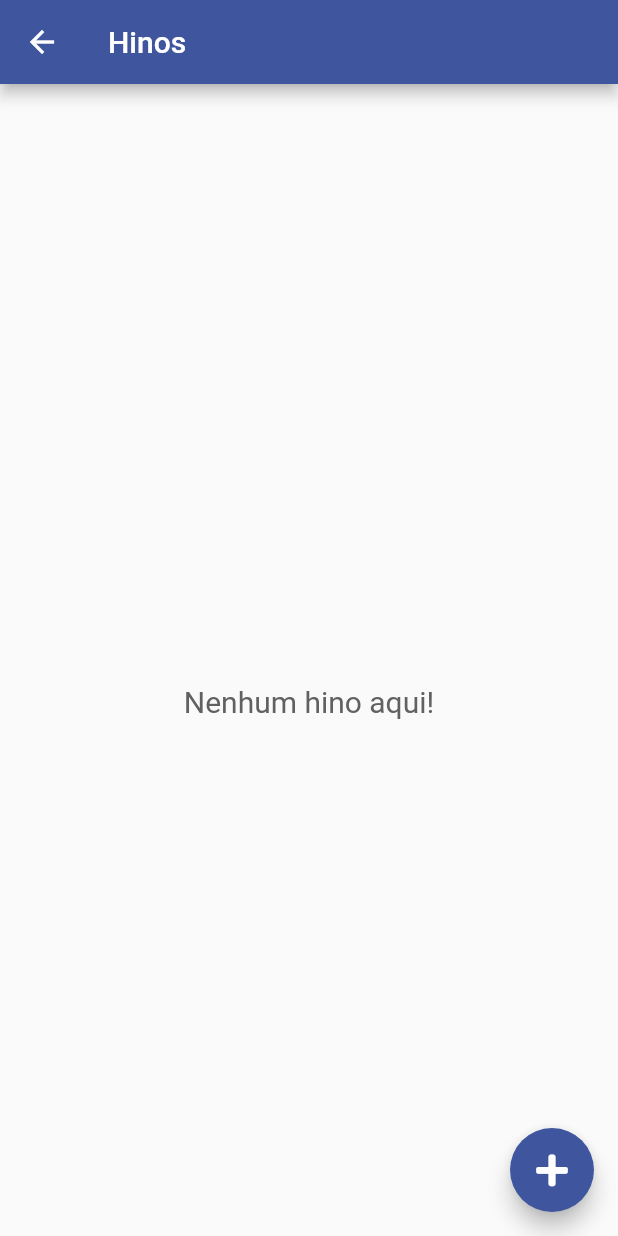
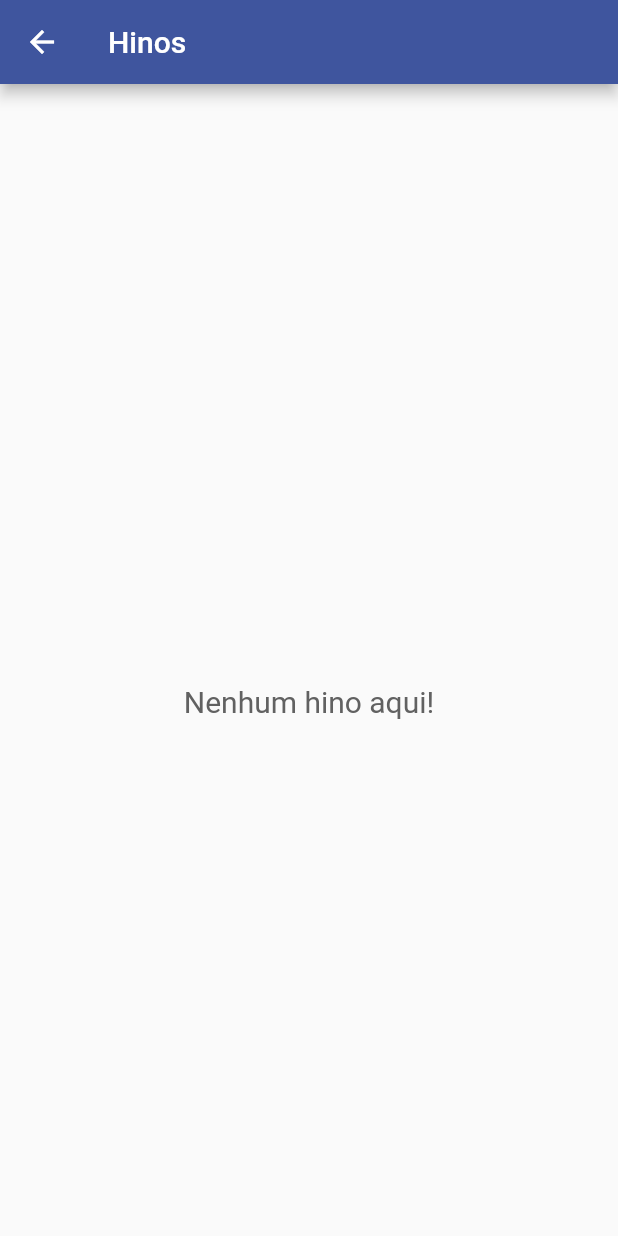
Before and after one commit to FeBaumgartel/TCC-APP, a Flutter app: the HomePage screen opened directly, after a tap on "Hinos", on a phone screen of 412 x 824 dp. Run offline on Flutter 3.47's test engine with Material 2 defaults, Android fonts, the phone set to English and light mode, and no system bars; drawn by our look-alikes of overlay_support; our stand-ins replace date_format, flutter_datetime_picker, flutter_secure_storage, flutter_speed_dial, font_awesome_flutter, package_info and 4 more; missing offline and left inert: calendar_views, sticky_infinite_list; accounts and stored records are empty; statements that could not run were skipped.

Commit message:
feat: exibir botoes permissoes

```diff
--- a/lib/components/drawer.dart
+++ b/lib/components/drawer.dart
@@ -1,14 +1,16 @@
 import 'package:flutter/material.dart';
+import 'package:tcc_app/models/usuario.dart';
 import 'package:tcc_app/providers/components/drawer.dart';
 import 'package:tcc_app/providers/sessao.dart';
 import 'package:font_awesome_flutter/font_awesome_flutter.dart';
 import 'package:provider/provider.dart';
+import 'package:tcc_app/services/sessao.dart';
 
 class DrawerApp extends StatelessWidget {
+  final Sessao _sessao = Sessao.create();
 
   @override
   Widget build(BuildContext context) {
-
     return MultiProvider(
       providers: [
         ChangeNotifierProvider<DrawerProvider>(
@@ -66,14 +68,17 @@ class DrawerApp extends StatelessWidget {
               Divider(
                 height: 1,
               ),
-              ItemDrawer(
-                nome: 'Grupos',
-                rota: '/grupos',
-                icone: FontAwesomeIcons.users,
-              ),
+              if (model.usuario != null && model.usuario.tipo == 1)
+                ItemDrawer(
+                  nome: 'Grupos',
+                  rota: '/grupos',
+                  icone: FontAwesomeIcons.users,
+                ),
+              if (model.usuario != null && model.usuario.tipo == 1)
               Divider(
                 height: 1,
               ),
+              if (model.usuario != null && model.usuario.tipo == 2)
               ItemDrawer(
                 nome: 'Meu Perfil',
                 rota: '/perfil',
--- a/lib/providers/components/drawer.dart
+++ b/lib/providers/components/drawer.dart
@@ -21,6 +21,13 @@ class DrawerProvider extends ChangeNotifier {
       packageInfo = value;
       notifyListeners();
     });
+
+    final Sessao _sessao = Sessao.create();
+
+    _sessao.getUsuario().then((usuario) {
+      this.usuario = usuario;
+      notifyListeners();
+    });
   }
 
   DateTime get ultimaSincronizacao => _ultimaSincronizacao;
--- a/lib/providers/screens/home.dart
+++ b/lib/providers/screens/home.dart
@@ -16,6 +16,13 @@ class HomeProvider extends ChangeNotifier {
 
   HomeProvider(this.context) {
     _init();
+
+    final Sessao _sessao = Sessao.create();
+
+    _sessao.getUsuario().then((usuario) {
+      this.usuario = usuario;
+      notifyListeners();
+    });
   }
 
   _init() async {
--- a/lib/screens/hinos/hinos.dart
+++ b/lib/screens/hinos/hinos.dart
@@ -2,11 +2,13 @@ import 'dart:async';
 
 import 'package:flutter/material.dart';
 import 'package:font_awesome_flutter/font_awesome_flutter.dart';
+import 'package:tcc_app/models/usuario.dart';
 import 'package:tcc_app/screens/hinos/widgets/item.dart' as Item;
 import 'package:tcc_app/screens/hinos/widgets/skeletons/hino-item.dart';
 import 'package:tcc_app/services/dao/hinos.dart';
 import 'package:tcc_app/models/hino.dart';
 import 'package:rxdart/rxdart.dart';
+import 'package:tcc_app/services/sessao.dart';
 
 class Hinos extends StatelessWidget {
   @override
@@ -27,6 +29,8 @@ class _HinosPageState extends State<HinosPage> {
   final GlobalKey<ScaffoldState> _scaffoldKey = new GlobalKey<ScaffoldState>();
   StreamSubscription _subscription;
 
+  bool exibe = false;
+  Usuario usuario;
   List<Widget> _widgets = List<Widget>();
   List<Hino> _hinos = List<Hino>();
   final _scrollController =
@@ -71,6 +75,13 @@ class _HinosPageState extends State<HinosPage> {
   }
 
   Future<List<Widget>> _build() async {
+    final Sessao _sessao = Sessao.create();
+
+    _sessao.getUsuario().then((usuario) {
+      this.usuario = usuario;
+      if (usuario != null && usuario.tipo == 1) exibe = true;
+    });
+
     this._widgets = new List<Widget>();
     List<Hino> hinos;
     hinos = await this._getHinos();
@@ -147,7 +158,9 @@ class _HinosPageState extends State<HinosPage> {
           }
         },
       ),
-      floatingActionButton: FloatingActionButton(
+      floatingActionButton: Visibility(
+        visible: exibe,
+        child: FloatingActionButton(
           child: Icon(FontAwesomeIcons.plus),
           onPressed: () {
             Navigator.of(context).pushNamed('/hinos/cadastrar',
@@ -160,7 +173,8 @@ class _HinosPageState extends State<HinosPage> {
                   _future = _build();
                 }));
           },
-            )
+        ),
+      ),
     );
   }
 }
--- a/lib/screens/home/home.dart
+++ b/lib/screens/home/home.dart
@@ -95,12 +95,22 @@ class _HomePageState extends State<HomePage> {
                           children: <Widget>[
                             model.renderGridItemLinha('Hinos', '/hinos',
                                 icone: FontAwesomeIcons.music),
+                            if (model.usuario != null &&
+                                model.usuario.tipo == 1)
                               Padding(
-                                padding: EdgeInsets.symmetric(horizontal: 5.0)),
+                                  padding:
+                                      EdgeInsets.symmetric(horizontal: 5.0)),
+                            if (model.usuario != null &&
+                                model.usuario.tipo == 1)
                               model.renderGridItemLinha('Grupos', '/grupos',
                                   icone: FontAwesomeIcons.users),
+                            if (model.usuario != null &&
+                                model.usuario.tipo == 2)
                               Padding(
-                                padding: EdgeInsets.symmetric(horizontal: 5.0)),
+                                  padding:
+                                      EdgeInsets.symmetric(horizontal: 5.0)),
+                            if (model.usuario != null &&
+                                model.usuario.tipo == 2)
                               model.renderGridItemLinha('Meu Perfil', '/perfil',
                                   icone: FontAwesomeIcons.user)
                           ],
```
Also changed, not shown: lib/screens/grupos/grupos.dart (+15 -2 lines), lib/screens/grupos/visualizar/visualizar.dart (+18 -7 lines), lib/screens/hinos/visualizar/visualizar.dart (+17 -9 lines), lib/services/dao/eventos.dart (+8 -1 lines). Lines whose indentation alone changed are shown as unchanged.
